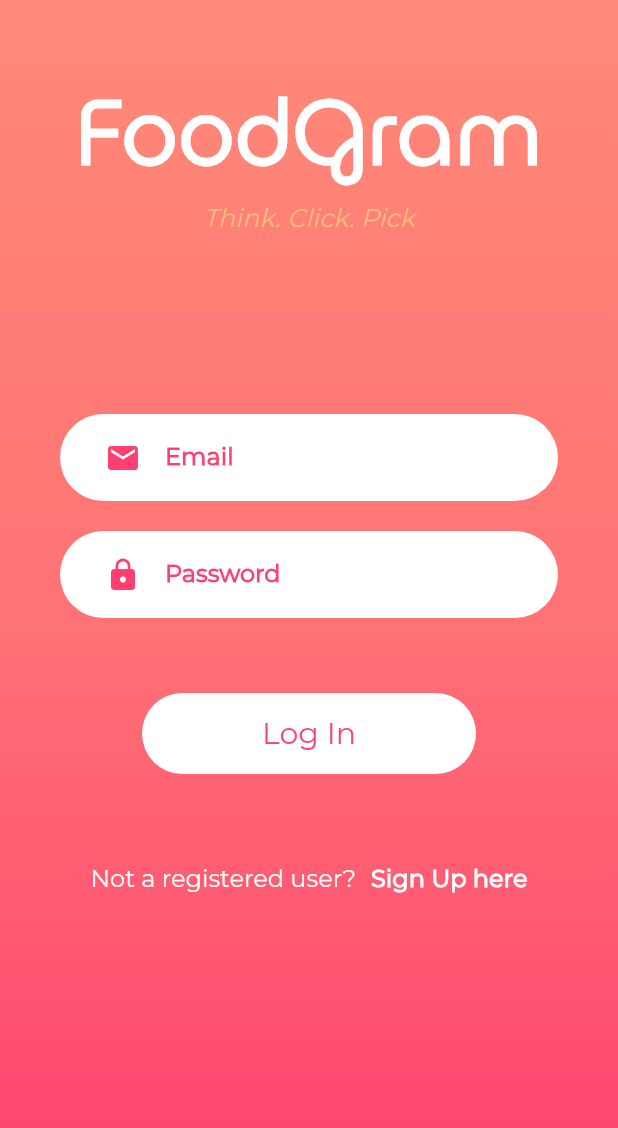
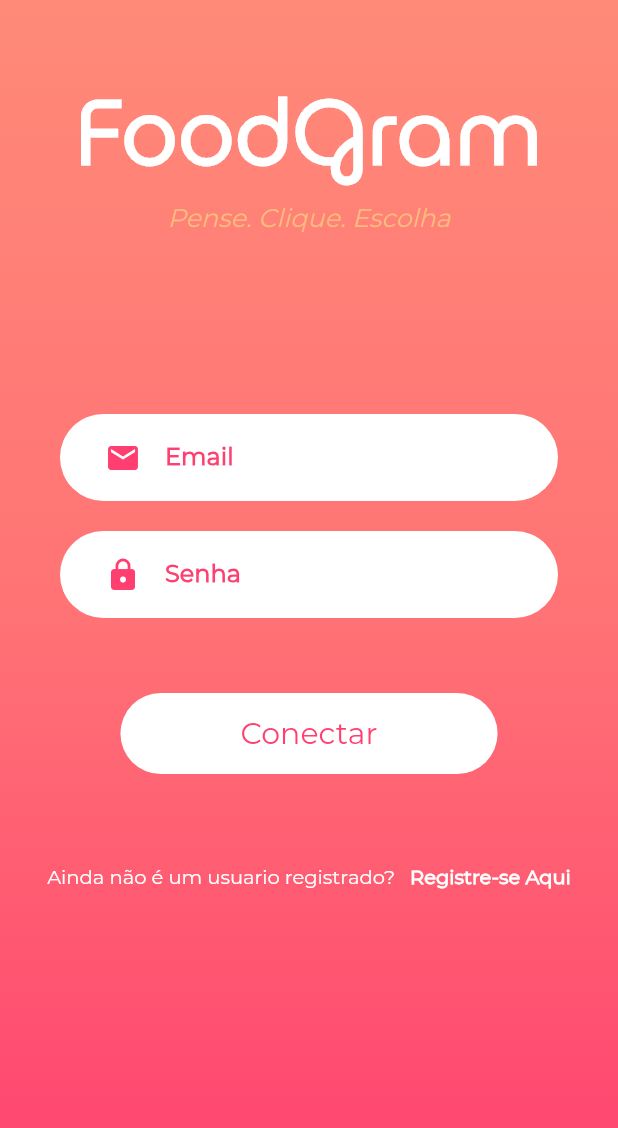
Before and after one commit to joaovitorbranq/FoodGram, a Flutter app: the LoginPage screen opened directly, on a phone screen of 412 x 824 dp. Shown: the top 1128 px of the screen. Run offline on Flutter 3.47's test engine with Material 2 defaults, Android fonts, the phone set to English and light mode, and no system bars; our stand-ins replace cloud_firestore, curved_navigation_bar, firebase_auth, firebase_storage, image_picker; missing offline and left inert: gradient_text; accounts and stored records are empty.

Commit message:
traduzido botoes da tela de login/cadastro

```diff
--- a/lib/screens/landing_page.dart
+++ b/lib/screens/landing_page.dart
@@ -52,7 +52,7 @@ class _LandingPageState extends State<LandingPage> {
               ),
             ),
             Text(
-              'Think. Click. Pick',
+              'Pense. Clique. Escolha',
               style: TextStyle(
                 fontStyle: FontStyle.italic,
                 fontSize: 17,
@@ -79,7 +79,7 @@ class _LandingPageState extends State<LandingPage> {
                   borderRadius: BorderRadius.circular(30),
                 ),
                 child: Text(
-                  "Explore",
+                  "Explorar",
                   style: TextStyle(
                     fontSize: 20,
                     color: Color.fromRGBO(255, 63, 111, 1),
--- a/lib/screens/login_signup_page.dart
+++ b/lib/screens/login_signup_page.dart
@@ -63,8 +63,7 @@ class _LoginPageState extends State<LoginPage> {
             keyboardType: TextInputType.emailAddress,
             validator: (String value) {
               if (value.isEmpty) {
-//                return "Email is required";
-                print('Email is required');
+                print('Email é necessário');
               }
               return null;
             },
@@ -101,7 +100,7 @@ class _LoginPageState extends State<LoginPage> {
             validator: (String value) {
               if (value.isEmpty) {
 //                return "Password is required";
-                print("Password is required");
+                print("Senha é necessária");
               }
               return null;
             },
@@ -112,7 +111,7 @@ class _LoginPageState extends State<LoginPage> {
             cursorColor: Color.fromRGBO(255, 63, 111, 1),
             decoration: InputDecoration(
               border: InputBorder.none,
-              hintText: 'Password',
+              hintText: 'Senha',
               hintStyle: TextStyle(
                 fontWeight: FontWeight.bold,
                 color: Color.fromRGBO(255, 63, 111, 1),
@@ -138,7 +137,7 @@ class _LoginPageState extends State<LoginPage> {
               borderRadius: BorderRadius.circular(30),
             ),
             child: Text(
-              "Log In",
+              "Conectar",
               style: TextStyle(
                 fontSize: 20,
                 color: Color.fromRGBO(255, 63, 111, 1),
@@ -153,10 +152,10 @@ class _LoginPageState extends State<LoginPage> {
           mainAxisAlignment: MainAxisAlignment.center,
           children: <Widget>[
             Text(
-              'Not a registered user?',
+              'Ainda não é um usuario registrado?',
               style: TextStyle(
                 color: Colors.white,
-                fontSize: 16,
+                fontSize: 13,
               ),
             ),
             SizedBox(
@@ -170,10 +169,10 @@ class _LoginPageState extends State<LoginPage> {
               },
               child: Container(
                 child: Text(
-                  'Sign Up here',
+                  'Registre-se Aqui',
                   style: TextStyle(
                       color: Colors.white,
-                      fontSize: 16,
+                      fontSize: 13,
                       fontWeight: FontWeight.bold),
                 ),
               ),
@@ -201,8 +200,7 @@ class _LoginPageState extends State<LoginPage> {
             keyboardType: TextInputType.emailAddress,
             validator: (String value) {
               if (value.isEmpty) {
-//                return "User name is required";
-                print("User name is required");
+                print("Usuário é necessário");
               }
               return null;
             },
@@ -212,7 +210,7 @@ class _LoginPageState extends State<LoginPage> {
             cursorColor: Color.fromRGBO(255, 63, 111, 1),
             decoration: InputDecoration(
               border: InputBorder.none,
-              hintText: 'User name',
+              hintText: 'Usuário',
               hintStyle: TextStyle(
                 fontWeight: FontWeight.bold,
                 color: Color.fromRGBO(255, 63, 111, 1),
@@ -238,8 +236,7 @@ class _LoginPageState extends State<LoginPage> {
           child: TextFormField(
             validator: (String value) {
               if (value.isEmpty) {
-//                return "Email is required";
-                print("Email is required");
+                print("Email é necessario");
               }
               return null;
             },
@@ -277,8 +274,7 @@ class _LoginPageState extends State<LoginPage> {
             controller: _passwordController,
             validator: (String value) {
               if (value.isEmpty) {
-//                return "Password is required";
-                print("Password is required");
+                print("Senha é necessária");
               }
               return null;
             },
@@ -289,7 +285,7 @@ class _LoginPageState extends State<LoginPage> {
             cursorColor: Color.fromRGBO(255, 63, 111, 1),
             decoration: InputDecoration(
               border: InputBorder.none,
-              hintText: 'Password',
+              hintText: 'Senha',
               hintStyle: TextStyle(
                 fontWeight: FontWeight.bold,
                 color: Color.fromRGBO(255, 63, 111, 1),
@@ -300,7 +296,7 @@ class _LoginPageState extends State<LoginPage> {
               ),
             ),
           ),
-        ), //PASSWORD TEXT FIELD
+        ),
         SizedBox(
           height: 20,
         ),
@@ -314,12 +310,11 @@ class _LoginPageState extends State<LoginPage> {
           child: TextFormField(
             validator: (String value) {
               if (value.isEmpty) {
-//                return "Confirm password is required";
-                print("Confirm password is required");
+                print("Confirmação de senha é necessário");
               }
               if (_passwordController.text != value) {
 //                return "Write Correct Password";
-                print("Write Correct Password");
+                print("As senhas não conferem");
               }
               return null;
             },
@@ -328,7 +323,7 @@ class _LoginPageState extends State<LoginPage> {
             cursorColor: Color.fromRGBO(255, 63, 111, 1),
             decoration: InputDecoration(
               border: InputBorder.none,
-              hintText: 'Confirm Password',
+              hintText: 'Confirme a senha',
               hintStyle: TextStyle(
                 fontWeight: FontWeight.bold,
                 color: Color.fromRGBO(255, 63, 111, 1),
@@ -339,7 +334,7 @@ class _LoginPageState extends State<LoginPage> {
               ),
             ),
           ),
-        ), // RE-PASSWORD TEXT FIELD
+        ),
         SizedBox(
           height: 50,
         ),
@@ -354,7 +349,7 @@ class _LoginPageState extends State<LoginPage> {
               borderRadius: BorderRadius.circular(30),
             ),
             child: Text(
-              "Sign Up",
+              "Registrar",
               style: TextStyle(
                 fontSize: 20,
                 color: Color.fromRGBO(255, 63, 111, 1),
@@ -369,10 +364,10 @@ class _LoginPageState extends State<LoginPage> {
           mainAxisAlignment: MainAxisAlignment.center,
           children: <Widget>[
             Text(
-              'Already a registered user?',
+              'Já é um usuário cadastrado?',
               style: TextStyle(
                 color: Colors.white,
-                fontSize: 16,
+                fontSize: 13,
               ),
             ),
             SizedBox(
@@ -386,10 +381,10 @@ class _LoginPageState extends State<LoginPage> {
               },
               child: Container(
                 child: Text(
-                  'Log In here',
+                  'Conecte-se aqui',
                   style: TextStyle(
                       color: Colors.white,
-                      fontSize: 16,
+                      fontSize: 13,
                       fontWeight: FontWeight.bold),
                 ),
               ),
@@ -449,7 +444,7 @@ class _LoginPageState extends State<LoginPage> {
                   ),
                 ),
                 Text(
-                  'Think. Click. Pick',
+                  'Pense. Clique. Escolha',
                   style: TextStyle(
                     fontStyle: FontStyle.italic,
                     fontSize: 17,
```
